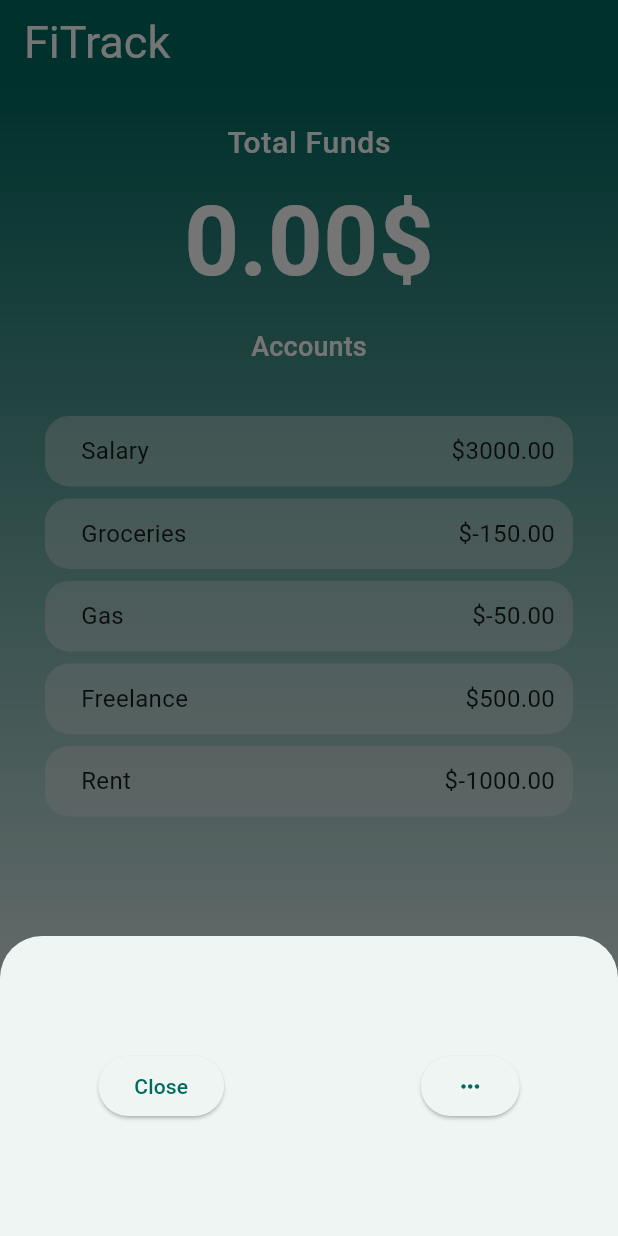
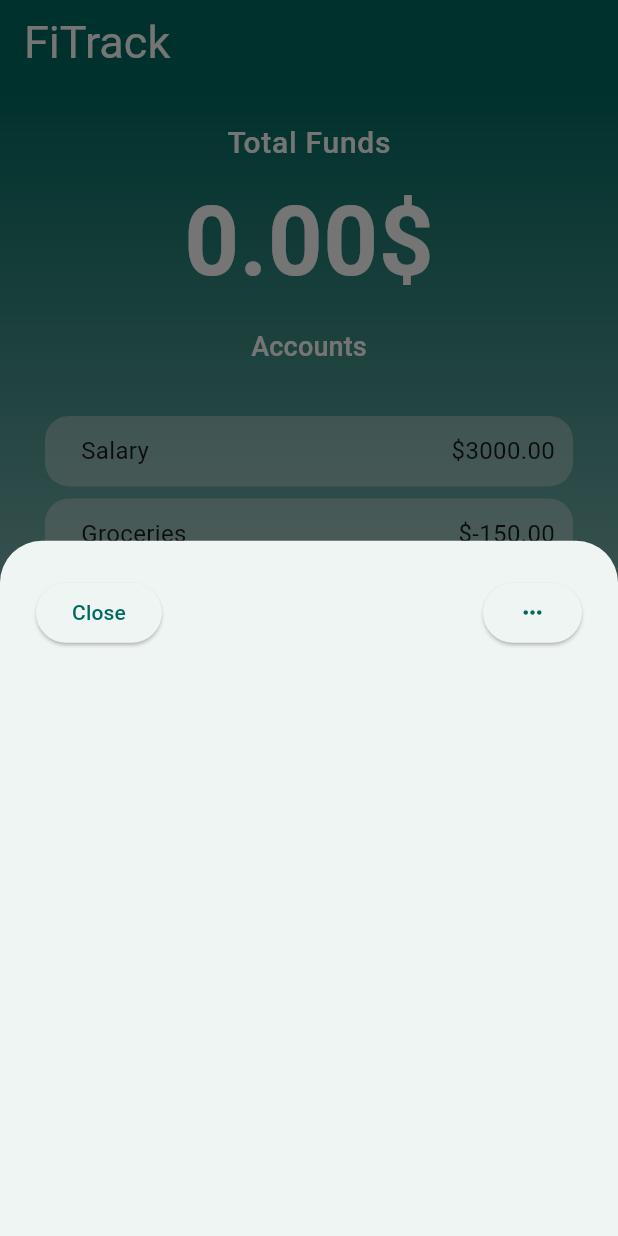
Before and after one commit to karydesc/FiTrack, a Flutter app: the screen it shows after launch, after a tap on "Salary", on a phone screen of 412 x 824 dp. Run offline on Flutter 3.47's test engine with Material 3 defaults, Android fonts, the phone set to English and light mode, and no system bars; missing offline and left inert: dart:ffi.

Commit message:
working toward implementing modalBottomSheet for transaction details

```diff
--- a/lib/screens/MainScreen.dart
+++ b/lib/screens/MainScreen.dart
@@ -9,19 +9,20 @@ class MainScreen extends StatefulWidget {
 
   const MainScreen({super.key, required this.transactions});
 
-  void openTransactionOverlay(Transaction transaction, BuildContext context){
+  void openTransactionOverlay(Transaction transaction, BuildContext context) {
     showModalBottomSheet<void>(
       context: context,
       builder: (BuildContext context) {
         return SizedBox(
-            height: 200,
+          height: 500,
           child: Center(
             child: Column(
-                mainAxisAlignment: MainAxisAlignment.center,
-                mainAxisSize: MainAxisSize.min,
+              crossAxisAlignment: CrossAxisAlignment.start,
               children: <Widget>[
-                  Row(
-                    mainAxisAlignment: MainAxisAlignment.spaceAround,
+                Container(
+                  padding: EdgeInsets.all(24),
+                  child: Row(
+                    mainAxisAlignment: MainAxisAlignment.spaceBetween,
                     children: [
                       ElevatedButton(
                         child: const Text('Close'),
@@ -32,20 +33,19 @@ class MainScreen extends StatefulWidget {
                         onPressed: () => Navigator.pop(context),
                       ),
                     ],
-                  )
-
+                  ),
+                ),
               ],
             ),
           ),
         );
-        }
+      },
     );
   }
 
   @override
   State<MainScreen> createState() => _MainScreenState();
 }
-
 
 class _MainScreenState extends State<MainScreen> {
   double money = 0;
@@ -79,7 +79,10 @@ class _MainScreenState extends State<MainScreen> {
                 ),
               ),
               const SizedBox(height: 18),
-              RecentTransactionsWidget(transactions: widget.transactions, onItemTap: widget.openTransactionOverlay),
+              RecentTransactionsWidget(
+                transactions: widget.transactions,
+                onItemTap: widget.openTransactionOverlay,
+              ),
               Spacer(flex: 10),
             ],
           ),
```
Lines whose indentation alone changed are shown as unchanged.
